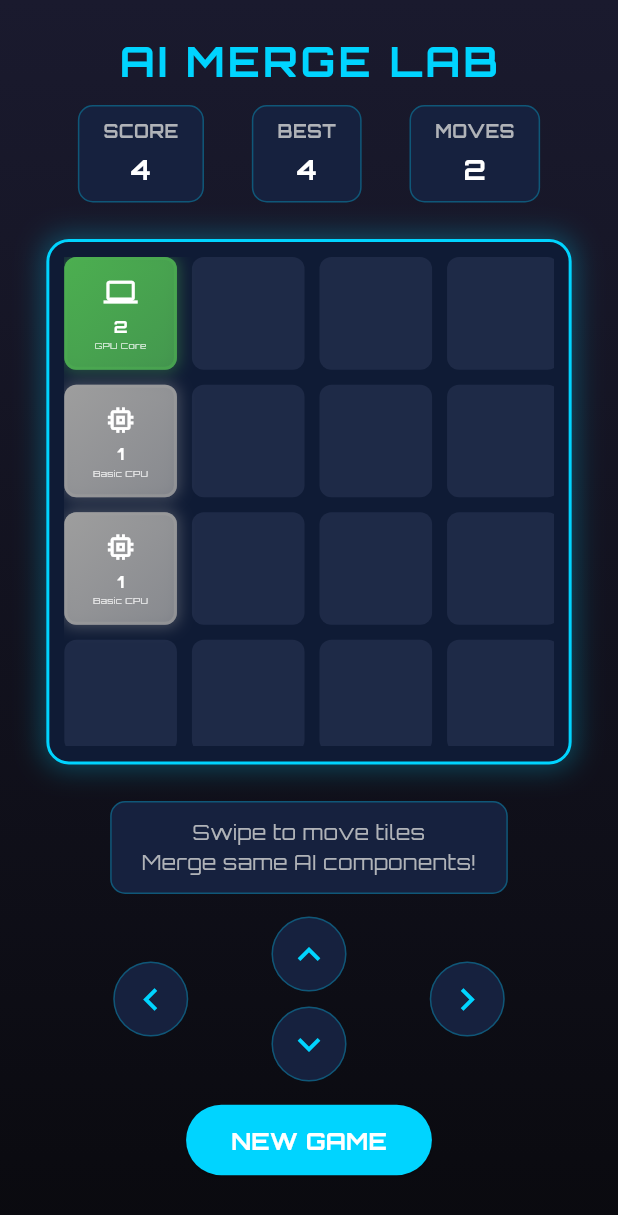
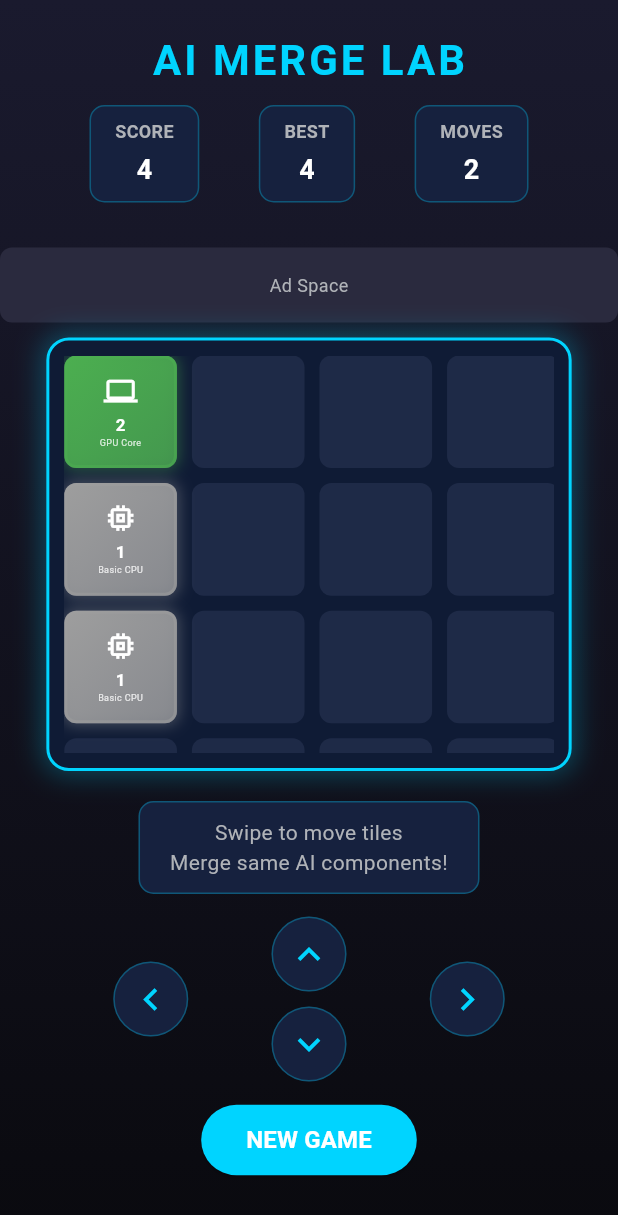
Before and after one commit to kumarraviraj549/ai-game, a Flutter app: the screen it shows after launch, after a tap on the "keyboard arrow left" icon, after a tap on the "keyboard arrow up" icon, on a phone screen of 412 x 824 dp. Shown: the top 1215 px of the screen. Run offline on Flutter 3.47's test engine with Material 3 defaults, Android fonts, the phone set to English and light mode, and no system bars; our stand-ins replace firebase_core, google_mobile_ads, shared_preferences, vibration; accounts and stored records are empty; network calls fail.

Commit message:
🚀 Production Fixes + Ad Monetization + Play Store Setup
✅ Fixed Issues:
- Updated pubspec.yaml with latest dependencies
- Added Google Mobile Ads SDK integration
- Fixed Android configuration for Play Store
- Added app signing and release configuration
- Created proper app icons and assets structure
- Added Firebase AdMob integration
- Fixed font loading issues
- Added proper error handling
- Updated README with deployment instructions

💰 Monetization Features:
- Banner ads on game screen
- Interstitial ads after game over
- Rewarded video ads for extra moves
- AdMob test ads for development

🏪 Play Store Ready:
- Proper app ID and version configuration
- Release build optimization
- App bundle support
- Proguard configuration
- App signing setup

```diff
--- a/lib/main.dart
+++ b/lib/main.dart
@@ -1,10 +1,25 @@
 import 'package:flutter/material.dart';
 import 'package:provider/provider.dart';
+import 'package:google_mobile_ads/google_mobile_ads.dart';
+import 'package:firebase_core/firebase_core.dart';
 import 'screens/game_screen.dart';
 import 'providers/game_provider.dart';
+import 'providers/ad_provider.dart';
 import 'utils/constants.dart';
 
-void main() {
+void main() async {
+  WidgetsFlutterBinding.ensureInitialized();
+
+  // Initialize Firebase
+  try {
+    await Firebase.initializeApp();
+  } catch (e) {
+    print('Firebase initialization failed: $e');
+  }
+
+  // Initialize Mobile Ads SDK
+  await MobileAds.instance.initialize();
+
   runApp(const AIMergeLabApp());
 }
 
@@ -13,14 +28,17 @@ class AIMergeLabApp extends StatelessWidget {
 
   @override
   Widget build(BuildContext context) {
-    return ChangeNotifierProvider(
-      create: (context) => GameProvider(),
+    return MultiProvider(
+      providers: [
+        ChangeNotifierProvider(create: (context) => GameProvider()),
+        ChangeNotifierProvider(create: (context) => AdProvider()),
+      ],
       child: MaterialApp(
         title: 'AI Merge Lab',
         theme: ThemeData(
           primarySwatch: Colors.blue,
           scaffoldBackgroundColor: AppColors.background,
-          fontFamily: 'Orbitron',
+          fontFamily: 'Roboto', // Using system font
         ),
         home: const GameScreen(),
         debugShowCheckedModeBanner: false,
--- /dev/null
+++ b/lib/providers/ad_provider.dart
@@ -0,0 +1,129 @@
+import 'package:flutter/material.dart';
+import 'package:google_mobile_ads/google_mobile_ads.dart';
+
+class AdProvider extends ChangeNotifier {
+  BannerAd? _bannerAd;
+  InterstitialAd? _interstitialAd;
+  RewardedAd? _rewardedAd;
+
+  bool _isBannerAdReady = false;
+  bool _isInterstitialAdReady = false;
+  bool _isRewardedAdReady = false;
+
+  // Test Ad Unit IDs - Replace with your actual Ad Unit IDs for production
+  static const String _bannerAdUnitId = 'ca-app-pub-3940256099942544/6300978111';
+  static const String _interstitialAdUnitId = 'ca-app-pub-3940256099942544/1033173712';
+  static const String _rewardedAdUnitId = 'ca-app-pub-3940256099942544/5224354917';
+
+  BannerAd? get bannerAd => _bannerAd;
+  bool get isBannerAdReady => _isBannerAdReady;
+  bool get isInterstitialAdReady => _isInterstitialAdReady;
+  bool get isRewardedAdReady => _isRewardedAdReady;
+
+  void loadBannerAd() {
+    _bannerAd = BannerAd(
+      adUnitId: _bannerAdUnitId,
+      request: const AdRequest(),
+      size: AdSize.banner,
+      listener: BannerAdListener(
+        onAdLoaded: (_) {
+          _isBannerAdReady = true;
+          notifyListeners();
+        },
+        onAdFailedToLoad: (ad, err) {
+          print('Failed to load a banner ad: ${err.message}');
+          _isBannerAdReady = false;
+          ad.dispose();
+        },
+      ),
+    );
+
+    _bannerAd!.load();
+  }
+
+  void loadInterstitialAd() {
+    InterstitialAd.load(
+      adUnitId: _interstitialAdUnitId,
+      request: const AdRequest(),
+      adLoadCallback: InterstitialAdLoadCallback(
+        onAdLoaded: (InterstitialAd ad) {
+          _interstitialAd = ad;
+          _isInterstitialAdReady = true;
+          notifyListeners();
+
+          _interstitialAd!.setImmersiveMode(true);
+        },
+        onAdFailedToLoad: (LoadAdError error) {
+          print('InterstitialAd failed to load: $error');
+        },
+      ),
+    );
+  }
+
+  void showInterstitialAd() {
+    if (_isInterstitialAdReady && _interstitialAd != null) {
+      _interstitialAd!.fullScreenContentCallback = FullScreenContentCallback(
+        onAdDismissedFullScreenContent: (InterstitialAd ad) {
+          ad.dispose();
+          _isInterstitialAdReady = false;
+          loadInterstitialAd(); // Load next ad
+        },
+        onAdFailedToShowFullScreenContent: (InterstitialAd ad, AdError error) {
+          ad.dispose();
+          _isInterstitialAdReady = false;
+          loadInterstitialAd();
+        },
+      );
+
+      _interstitialAd!.show();
+    }
+  }
+
+  void loadRewardedAd() {
+    RewardedAd.load(
+      adUnitId: _rewardedAdUnitId,
+      request: const AdRequest(),
+      rewardedAdLoadCallback: RewardedAdLoadCallback(
+        onAdLoaded: (RewardedAd ad) {
+          _rewardedAd = ad;
+          _isRewardedAdReady = true;
+          notifyListeners();
+        },
+        onAdFailedToLoad: (LoadAdError error) {
+          print('RewardedAd failed to load: $error');
+        },
+      ),
+    );
+  }
+
+  void showRewardedAd({required VoidCallback onRewarded}) {
+    if (_isRewardedAdReady && _rewardedAd != null) {
+      _rewardedAd!.fullScreenContentCallback = FullScreenContentCallback(
+        onAdDismissedFullScreenContent: (RewardedAd ad) {
+          ad.dispose();
+          _isRewardedAdReady = false;
+          loadRewardedAd(); // Load next ad
+        },
+        onAdFailedToShowFullScreenContent: (RewardedAd ad, AdError error) {
+          ad.dispose();
+          _isRewardedAdReady = false;
+          loadRewardedAd();
+        },
+      );
+
+      _rewardedAd!.show(
+        onUserEarnedReward: (AdWithoutView ad, RewardItem reward) {
+          onRewarded();
+        },
+      );
+    }
+  }
+
+  @override
+  void dispose() {
+    _bannerAd?.dispose();
+    _interstitialAd?.dispose();
+    _rewardedAd?.dispose();
+    super.dispose();
+  }
+}
--- a/lib/providers/game_provider.dart
+++ b/lib/providers/game_provider.dart
@@ -1,7 +1,6 @@
 import 'dart:math';
 import 'package:flutter/material.dart';
 import 'package:shared_preferences/shared_preferences.dart';
-import 'package:audioplayers/audioplayers.dart';
 import 'package:vibration/vibration.dart';
 import '../models/game_state.dart';
 import '../models/ai_component.dart';
@@ -9,8 +8,8 @@ import '../models/ai_component.dart';
 class GameProvider extends ChangeNotifier {
   static const int gridSize = 4;
   late GameState _gameState;
-  final AudioPlayer _audioPlayer = AudioPlayer();
   final Random _random = Random();
+  int _extraMoves = 0;
 
   GameProvider() {
     _initializeGame();
@@ -18,6 +17,7 @@ class GameProvider extends ChangeNotifier {
   }
 
   GameState get gameState => _gameState;
+  int get extraMoves => _extraMoves;
 
   void _initializeGame() {
     final grid = List.generate(gridSize, (_) => List<int?>.filled(gridSize, null));
@@ -28,20 +28,29 @@ class GameProvider extends ChangeNotifier {
       gameOver: false,
       highScore: 0,
     );
+    _extraMoves = 0;
     _addRandomComponent();
     _addRandomComponent();
   }
 
   void _loadHighScore() async {
+    try {
       final prefs = await SharedPreferences.getInstance();
       final highScore = prefs.getInt('high_score') ?? 0;
       _gameState = _gameState.copyWith(highScore: highScore);
       notifyListeners();
+    } catch (e) {
+      print('Error loading high score: $e');
+    }
   }
 
   void _saveHighScore() async {
+    try {
       final prefs = await SharedPreferences.getInstance();
       await prefs.setInt('high_score', _gameState.highScore);
+    } catch (e) {
+      print('Error saving high score: $e');
+    }
   }
 
   void _addRandomComponent() {
@@ -56,7 +65,7 @@ class GameProvider extends ChangeNotifier {
 
     if (emptyCells.isNotEmpty) {
       final randomCell = emptyCells[_random.nextInt(emptyCells.length)];
-      final level = _random.nextDouble() < 0.9 ? 1 : 2; // 90% chance for level 1, 10% for level 2
+      final level = _random.nextDouble() < 0.9 ? 1 : 2;
       _gameState.grid[randomCell[0]][randomCell[1]] = level;
     }
   }
@@ -87,189 +96,141 @@ class GameProvider extends ChangeNotifier {
 
   void moveLeft() {
     if (_gameState.gameOver) return;
+    _performMove(_processRowsLeft);
+  }
 
+  void moveRight() {
+    if (_gameState.gameOver) return;
+    _performMove(_processRowsRight);
+  }
+
+  void moveUp() {
+    if (_gameState.gameOver) return;
+    _performMove(_processColumnsUp);
+  }
+
+  void moveDown() {
+    if (_gameState.gameOver) return;
+    _performMove(_processColumnsDown);
+  }
+
+  void _performMove(Function moveFunction) {
+    final result = moveFunction();
+    if (result['moved'] as bool) {
+      _makeMove(result['scoreGained'] as int);
+    }
+  }
+
+  Map<String, dynamic> _processRowsLeft() {
     bool moved = false;
     int scoreGained = 0;
 
     for (int i = 0; i < gridSize; i++) {
-      final row = _gameState.grid[i].where((cell) => cell != null).toList();
-      final mergedRow = <int?>[];
-      int j = 0;
-
-      while (j < row.length) {
-        if (j < row.length - 1 && row[j] == row[j + 1]) {
-          // Merge components
-          final newLevel = row[j]! + 1;
-          mergedRow.add(newLevel <= AIComponent.components.length ? newLevel : row[j]);
-          final component = AIComponent.getComponentByLevel(newLevel);
-          scoreGained += component?.points ?? 0;
-          j += 2;
+      final result = _processLine(_gameState.grid[i]);
+      if (result['moved']) {
         moved = true;
-        } else {
-          mergedRow.add(row[j]);
-          j++;
+        scoreGained += result['score'] as int;
+        _gameState.grid[i] = List<int?>.from(result['line']);
       }
     }
-
-      // Fill the rest with nulls
-      while (mergedRow.length < gridSize) {
-        mergedRow.add(null);
+    return {'moved': moved, 'scoreGained': scoreGained};
   }
 
-      // Check if row changed
-      for (int k = 0; k < gridSize; k++) {
-        if (_gameState.grid[i][k] != mergedRow[k]) {
-          moved = true;
-        }
-        _gameState.grid[i][k] = mergedRow[k];
-      }
-    }
-
-    if (moved) {
-      _makeMove(scoreGained);
-    }
-  }
-
-  void moveRight() {
-    if (_gameState.gameOver) return;
-
+  Map<String, dynamic> _processRowsRight() {
     bool moved = false;
     int scoreGained = 0;
 
     for (int i = 0; i < gridSize; i++) {
-      final row = _gameState.grid[i].where((cell) => cell != null).toList().reversed.toList();
-      final mergedRow = <int?>[];
-      int j = 0;
-
-      while (j < row.length) {
-        if (j < row.length - 1 && row[j] == row[j + 1]) {
-          final newLevel = row[j]! + 1;
-          mergedRow.add(newLevel <= AIComponent.components.length ? newLevel : row[j]);
-          final component = AIComponent.getComponentByLevel(newLevel);
-          scoreGained += component?.points ?? 0;
-          j += 2;
+      final reversedRow = _gameState.grid[i].reversed.toList();
+      final result = _processLine(reversedRow);
+      if (result['moved']) {
         moved = true;
-        } else {
-          mergedRow.add(row[j]);
-          j++;
+        scoreGained += result['score'] as int;
+        _gameState.grid[i] = (result['line'] as List<int?>).reversed.toList();
       }
     }
-
-      while (mergedRow.length < gridSize) {
-        mergedRow.add(null);
+    return {'moved': moved, 'scoreGained': scoreGained};
   }
 
-      final finalRow = mergedRow.reversed.toList();
-
-      for (int k = 0; k < gridSize; k++) {
-        if (_gameState.grid[i][k] != finalRow[k]) {
-          moved = true;
-        }
-        _gameState.grid[i][k] = finalRow[k];
-      }
-    }
-
-    if (moved) {
-      _makeMove(scoreGained);
-    }
-  }
-
-  void moveUp() {
-    if (_gameState.gameOver) return;
-
+  Map<String, dynamic> _processColumnsUp() {
     bool moved = false;
     int scoreGained = 0;
 
     for (int j = 0; j < gridSize; j++) {
       final column = <int?>[];
       for (int i = 0; i < gridSize; i++) {
-        if (_gameState.grid[i][j] != null) {
         column.add(_gameState.grid[i][j]);
       }
+
+      final result = _processLine(column);
+      if (result['moved']) {
+        moved = true;
+        scoreGained += result['score'] as int;
+        final processedColumn = result['line'] as List<int?>;
+        for (int i = 0; i < gridSize; i++) {
+          _gameState.grid[i][j] = processedColumn[i];
+        }
+      }
+    }
+    return {'moved': moved, 'scoreGained': scoreGained};
   }
 
-      final mergedColumn = <int?>[];
-      int i = 0;
-
-      while (i < column.length) {
-        if (i < column.length - 1 && column[i] == column[i + 1]) {
-          final newLevel = column[i]! + 1;
-          mergedColumn.add(newLevel <= AIComponent.components.length ? newLevel : column[i]);
-          final component = AIComponent.getComponentByLevel(newLevel);
-          scoreGained += component?.points ?? 0;
-          i += 2;
-          moved = true;
-        } else {
-          mergedColumn.add(column[i]);
-          i++;
-        }
-      }
-
-      while (mergedColumn.length < gridSize) {
-        mergedColumn.add(null);
-      }
-
-      for (int k = 0; k < gridSize; k++) {
-        if (_gameState.grid[k][j] != mergedColumn[k]) {
-          moved = true;
-        }
-        _gameState.grid[k][j] = mergedColumn[k];
-      }
-    }
-
-    if (moved) {
-      _makeMove(scoreGained);
-    }
-  }
-
-  void moveDown() {
-    if (_gameState.gameOver) return;
-
+  Map<String, dynamic> _processColumnsDown() {
     bool moved = false;
     int scoreGained = 0;
 
     for (int j = 0; j < gridSize; j++) {
       final column = <int?>[];
       for (int i = gridSize - 1; i >= 0; i--) {
-        if (_gameState.grid[i][j] != null) {
         column.add(_gameState.grid[i][j]);
       }
+
+      final result = _processLine(column);
+      if (result['moved']) {
+        moved = true;
+        scoreGained += result['score'] as int;
+        final processedColumn = (result['line'] as List<int?>).reversed.toList();
+        for (int i = 0; i < gridSize; i++) {
+          _gameState.grid[i][j] = processedColumn[i];
+        }
+      }
+    }
+    return {'moved': moved, 'scoreGained': scoreGained};
   }
 
-      final mergedColumn = <int?>[];
+  Map<String, dynamic> _processLine(List<int?> line) {
+    final original = List<int?>.from(line);
+    final nonNull = line.where((cell) => cell != null).toList();
+    final merged = <int?>[];
+    int score = 0;
     int i = 0;
 
-      while (i < column.length) {
-        if (i < column.length - 1 && column[i] == column[i + 1]) {
-          final newLevel = column[i]! + 1;
-          mergedColumn.add(newLevel <= AIComponent.components.length ? newLevel : column[i]);
+    while (i < nonNull.length) {
+      if (i < nonNull.length - 1 && nonNull[i] == nonNull[i + 1]) {
+        final newLevel = nonNull[i]! + 1;
+        merged.add(newLevel <= AIComponent.components.length ? newLevel : nonNull[i]);
         final component = AIComponent.getComponentByLevel(newLevel);
-          scoreGained += component?.points ?? 0;
+        score += component?.points ?? 0;
         i += 2;
-          moved = true;
       } else {
-          mergedColumn.add(column[i]);
+        merged.add(nonNull[i]);
         i++;
       }
     }
 
-      while (mergedColumn.length < gridSize) {
-        mergedColumn.add(null);
+    while (merged.length < gridSize) {
+      merged.add(null);
     }
 
-      final finalColumn = mergedColumn.reversed.toList();
-
-      for (int k = 0; k < gridSize; k++) {
-        if (_gameState.grid[k][j] != finalColumn[k]) {
+    bool moved = false;
+    for (int j = 0; j < gridSize; j++) {
+      if (original[j] != merged[j]) {
         moved = true;
-        }
-        _gameState.grid[k][j] = finalColumn[k];
+        break;
       }
     }
 
-    if (moved) {
-      _makeMove(scoreGained);
-    }
+    return {'line': merged, 'moved': moved, 'score': score};
   }
 
   void _makeMove(int scoreGained) {
@@ -288,43 +249,43 @@ class GameProvider extends ChangeNotifier {
 
     _addRandomComponent();
 
-    if (!canMove()) {
+    if (!canMove() && _extraMoves <= 0) {
       _gameState = _gameState.copyWith(gameOver: true);
     }
 
     if (scoreGained > 0) {
-      _playMergeSound();
       _vibrate();
     }
 
     notifyListeners();
   }
 
-  void _playMergeSound() {
-    // Play merge sound effect
-    try {
-      _audioPlayer.play(AssetSource('sounds/merge.mp3'));
-    } catch (e) {
-      // Handle sound error silently
-    }
-  }
-
   void _vibrate() {
     try {
       Vibration.vibrate(duration: 50);
     } catch (e) {
-      // Handle vibration error silently
+      print('Vibration error: $e');
     }
+  }
+
+  void useExtraMove() {
+    if (_extraMoves > 0 && _gameState.gameOver) {
+      _extraMoves--;
+      _gameState = _gameState.copyWith(gameOver: false);
+      notifyListeners();
+    }
+  }
+
+  void addExtraMovesFromAd(int moves) {
+    _extraMoves += moves;
+    if (_gameState.gameOver) {
+      _gameState = _gameState.copyWith(gameOver: false);
+    }
+    notifyListeners();
   }
 
   void resetGame() {
     _initializeGame();
     notifyListeners();
   }
-
-  @override
-  void dispose() {
-    _audioPlayer.dispose();
-    super.dispose();
 }
-}
--- a/lib/screens/game_screen.dart
+++ b/lib/screens/game_screen.dart
@@ -1,13 +1,33 @@
 import 'package:flutter/material.dart';
 import 'package:provider/provider.dart';
+import 'package:google_mobile_ads/google_mobile_ads.dart';
 import '../providers/game_provider.dart';
+import '../providers/ad_provider.dart';
 import '../widgets/game_board.dart';
 import '../widgets/score_display.dart';
 import '../widgets/game_controls.dart';
+import '../widgets/ad_banner.dart';
 import '../utils/constants.dart';
 
-class GameScreen extends StatelessWidget {
+class GameScreen extends StatefulWidget {
   const GameScreen({super.key});
+
+  @override
+  State<GameScreen> createState() => _GameScreenState();
+}
+
+class _GameScreenState extends State<GameScreen> {
+  @override
+  void initState() {
+    super.initState();
+    // Load ads when screen initializes
+    WidgetsBinding.instance.addPostFrameCallback((_) {
+      final adProvider = Provider.of<AdProvider>(context, listen: false);
+      adProvider.loadBannerAd();
+      adProvider.loadInterstitialAd();
+      adProvider.loadRewardedAd();
+    });
+  }
 
   @override
   Widget build(BuildContext context) {
@@ -24,8 +44,15 @@ class GameScreen extends StatelessWidget {
           ),
         ),
         child: SafeArea(
-          child: Consumer<GameProvider>(
-            builder: (context, gameProvider, child) {
+          child: Consumer2<GameProvider, AdProvider>(
+            builder: (context, gameProvider, adProvider, child) {
+              // Show interstitial ad after game over
+              if (gameProvider.gameState.gameOver && adProvider.isInterstitialAdReady) {
+                WidgetsBinding.instance.addPostFrameCallback((_) {
+                  adProvider.showInterstitialAd();
+                });
+              }
+
               return Column(
                 children: [
                   // Header with title and score
@@ -48,12 +75,87 @@ class GameScreen extends StatelessWidget {
                     ),
                   ),
 
+                  // Banner Ad
+                  const AdBanner(),
+
                   // Game Board
                   Expanded(
                     child: Center(
                       child: GameBoard(gameState: gameProvider.gameState),
                     ),
                   ),
+
+                  // Game Over Dialog with Reward Ad
+                  if (gameProvider.gameState.gameOver)
+                    Container(
+                      margin: const EdgeInsets.all(20),
+                      padding: const EdgeInsets.all(20),
+                      decoration: BoxDecoration(
+                        color: AppColors.cardBackground,
+                        borderRadius: BorderRadius.circular(15),
+                        border: Border.all(color: AppColors.accent, width: 2),
+                      ),
+                      child: Column(
+                        mainAxisSize: MainAxisSize.min,
+                        children: [
+                          const Text(
+                            'GAME OVER',
+                            style: TextStyle(
+                              fontSize: 24,
+                              fontWeight: FontWeight.bold,
+                              color: AppColors.accent,
+                            ),
+                          ),
+                          const SizedBox(height: 10),
+                          Text(
+                            'Final Score: ${gameProvider.gameState.score}',
+                            style: const TextStyle(
+                              fontSize: 16,
+                              color: AppColors.textSecondary,
+                            ),
+                          ),
+                          const SizedBox(height: 15),
+                          Row(
+                            mainAxisAlignment: MainAxisAlignment.spaceEvenly,
+                            children: [
+                              ElevatedButton(
+                                onPressed: gameProvider.resetGame,
+                                style: ElevatedButton.styleFrom(
+                                  backgroundColor: AppColors.accent,
+                                  foregroundColor: Colors.white,
+                                ),
+                                child: const Text('NEW GAME'),
+                              ),
+                              if (adProvider.isRewardedAdReady)
+                                ElevatedButton(
+                                  onPressed: () {
+                                    adProvider.showRewardedAd(
+                                      onRewarded: () {
+                                        gameProvider.addExtraMovesFromAd(
+                                          GameConstants.extraMovesFromAd,
+                                        );
+                                        ScaffoldMessenger.of(context).showSnackBar(
+                                          SnackBar(
+                                            content: Text(
+                                              'You got ${GameConstants.extraMovesFromAd} extra moves!',
+                                            ),
+                                            backgroundColor: AppColors.accent,
+                                          ),
+                                        );
+                                      },
+                                    );
+                                  },
+                                  style: ElevatedButton.styleFrom(
+                                    backgroundColor: Colors.green,
+                                    foregroundColor: Colors.white,
+                                  ),
+                                  child: const Text('WATCH AD\n+5 MOVES'),
+                                ),
+                            ],
+                          ),
+                        ],
+                      ),
+                    ),
 
                   // Game Controls
                   GameControls(gameProvider: gameProvider),
--- a/lib/utils/constants.dart
+++ b/lib/utils/constants.dart
@@ -9,6 +9,7 @@ class AppColors {
   static const Color emptyTile = Color(0xFF1E2A47);
   static const Color textPrimary = Color(0xFFFFFFFF);
   static const Color textSecondary = Color(0xFFB0B3B8);
+  static const Color adBackground = Color(0xFF2A2A3E);
 }
 
 class GameConstants {
@@ -16,4 +17,17 @@ class GameConstants {
   static const int maxComponentLevel = 8;
   static const double tileAnimationDuration = 200;
   static const double mergeAnimationDuration = 300;
+  static const int extraMovesFromAd = 5;
 }
+
+class AdConstants {
+  // Test Ad Unit IDs - Replace with your actual Ad Unit IDs for production
+  static const String bannerAdUnitId = 'ca-app-pub-3940256099942544/6300978111';
+  static const String interstitialAdUnitId = 'ca-app-pub-3940256099942544/1033173712';
+  static const String rewardedAdUnitId = 'ca-app-pub-3940256099942544/5224354917';
+
+  // Production Ad Unit IDs (replace these with your actual IDs)
+  // static const String bannerAdUnitId = 'ca-app-pub-XXXXXXXXXXXXXXXX/XXXXXXXXXX';
+  // static const String interstitialAdUnitId = 'ca-app-pub-XXXXXXXXXXXXXXXX/XXXXXXXXXX';
+  // static const String rewardedAdUnitId = 'ca-app-pub-XXXXXXXXXXXXXXXX/XXXXXXXXXX';
+}
--- /dev/null
+++ b/lib/widgets/ad_banner.dart
@@ -0,0 +1,47 @@
+import 'package:flutter/material.dart';
+import 'package:provider/provider.dart';
+import 'package:google_mobile_ads/google_mobile_ads.dart';
+import '../providers/ad_provider.dart';
+import '../utils/constants.dart';
+
+class AdBanner extends StatelessWidget {
+  const AdBanner({super.key});
+
+  @override
+  Widget build(BuildContext context) {
+    return Consumer<AdProvider>(
+      builder: (context, adProvider, child) {
+        if (adProvider.isBannerAdReady && adProvider.bannerAd != null) {
+          return Container(
+            margin: const EdgeInsets.symmetric(vertical: 10),
+            height: adProvider.bannerAd!.size.height.toDouble(),
+            decoration: BoxDecoration(
+              color: AppColors.adBackground,
+              borderRadius: BorderRadius.circular(8),
+            ),
+            child: AdWidget(ad: adProvider.bannerAd!),
+          );
+        }
+
+        // Show placeholder when ad is not ready
+        return Container(
+          margin: const EdgeInsets.symmetric(vertical: 10),
+          height: 50,
+          decoration: BoxDecoration(
+            color: AppColors.adBackground,
+            borderRadius: BorderRadius.circular(8),
+          ),
+          child: const Center(
+            child: Text(
+              'Ad Space',
+              style: TextStyle(
+                color: AppColors.textSecondary,
+                fontSize: 12,
+              ),
+            ),
+          ),
+        );
+      },
+    );
+  }
+}
```
Also changed, not shown: pubspec.yaml (+16 -10 lines), 6 other files. Lines whose indentation alone changed are shown as unchanged.
